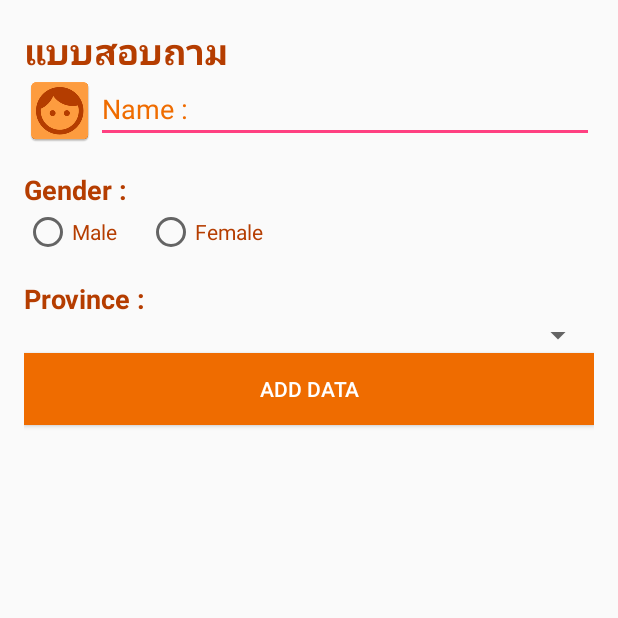
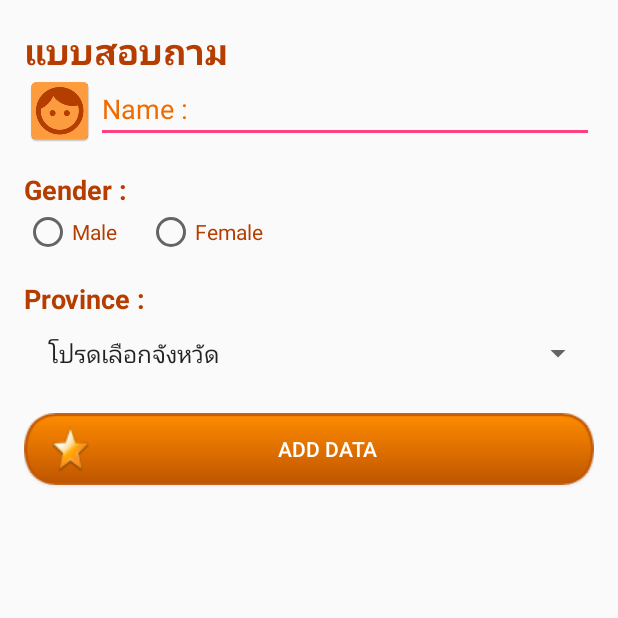
Before and after one commit to masterUNG/EasyForm, an Android app: the screen it shows after launch (MainActivity), on a phone screen of 412 x 824 dp, the top half of it. Run offline under Robolectric (Android 15) with nearby library versions, the phone set to English and light mode, and no system bars.

```diff
--- a/app/src/main/java/app/ewtc/masterung/easyform/fragment/MainFragment.java
+++ b/app/src/main/java/app/ewtc/masterung/easyform/fragment/MainFragment.java
@@ -1,13 +1,21 @@
 package app.ewtc.masterung.easyform.fragment;
 
 import android.os.Bundle;
+import android.support.annotation.IdRes;
 import android.support.annotation.Nullable;
 import android.support.v4.app.Fragment;
 import android.view.LayoutInflater;
 import android.view.View;
 import android.view.ViewGroup;
+import android.widget.AdapterView;
+import android.widget.ArrayAdapter;
+import android.widget.Button;
+import android.widget.EditText;
+import android.widget.RadioGroup;
+import android.widget.Spinner;
 
 import app.ewtc.masterung.easyform.R;
+import app.ewtc.masterung.easyform.utility.MyAlertDialog;
 
 /**
  * Created by masterung on 9/17/2017 AD.
@@ -15,10 +23,114 @@ import app.ewtc.masterung.easyform.R;
 
 public class MainFragment extends Fragment{
 
+    //Explicit
+    private String nameString, genderString, privinceString;
+    private boolean genderABoolean = true;
+    private int indexAnInt = 0;
+    private String[] provinceStrings = new String[]{
+            "โปรดเลือกจังหวัด",
+            "กรุงเทพ",
+            "กรุงศรี",
+            "กรุงธน",
+            "กรุงไทย"};
+
+
+
     @Nullable
     @Override
     public View onCreateView(LayoutInflater inflater, @Nullable ViewGroup container, @Nullable Bundle savedInstanceState) {
         View view = inflater.inflate(R.layout.fragment_main, container, false);
         return view;
     }
+
+    @Override
+    public void onActivityCreated(@Nullable Bundle savedInstanceState) {
+        super.onActivityCreated(savedInstanceState);
+
+        //AddData Controller
+        addDataController();
+
+        //Radio Controller
+        radioController();
+
+        //Spinner Controller
+        spinnerController();
+
+    }
+
+    private void spinnerController() {
+        Spinner spinner = getView().findViewById(R.id.spnProvince);
+        ArrayAdapter<String> stringArrayAdapter = new ArrayAdapter<String>(
+                getActivity(),
+                android.R.layout.simple_list_item_1,
+                provinceStrings
+        );
+        spinner.setAdapter(stringArrayAdapter);
+
+        spinner.setOnItemSelectedListener(new AdapterView.OnItemSelectedListener() {
+            @Override
+            public void onItemSelected(AdapterView<?> adapterView, View view, int i, long l) {
+                indexAnInt = i;
+            }
+
+            @Override
+            public void onNothingSelected(AdapterView<?> adapterView) {
+                indexAnInt = 0;
+            }
+        });
+
+    }
+
+    private void radioController() {
+        RadioGroup radioGroup = getView().findViewById(R.id.ragGender);
+        radioGroup.setOnCheckedChangeListener(new RadioGroup.OnCheckedChangeListener() {
+            @Override
+            public void onCheckedChanged(RadioGroup radioGroup, @IdRes int i) {
+                genderABoolean = false;
+                switch (i) {
+                    case R.id.radMale:
+                        genderString = "Male";
+                        break;
+                    case R.id.radFemale:
+                        genderString = "Female";
+                        break;
+                }
+            }
+        });
+    }
+
+    private void addDataController() {
+        Button button = getView().findViewById(R.id.btnAddData);
+        button.setOnClickListener(new View.OnClickListener() {
+            @Override
+            public void onClick(View view) {
+
+                //Get Value From Edittext
+                EditText editText = getView().findViewById(R.id.edtName);
+                nameString = editText.getText().toString().trim();
+
+                //Check Space
+                if (nameString.equals("")) {
+                    //Have Space
+                    MyAlertDialog myAlertDialog = new MyAlertDialog(getActivity());
+                    myAlertDialog.myDialog("Have Space", "Please Fill All Blank");
+                } else if (genderABoolean) {
+                    //Non Choose Gender
+                    MyAlertDialog myAlertDialog = new MyAlertDialog(getActivity());
+                    myAlertDialog.myDialog("Non Choose Gender",
+                            "Please Choose Male or Female ?");
+                } else if (indexAnInt == 0) {
+                    MyAlertDialog myAlertDialog = new MyAlertDialog(getActivity());
+                    myAlertDialog.myDialog(getResources().getString(R.string.title),
+                            getResources().getString(R.string.message));
+                } else {
+
+                }
+
+
+
+
+            }   // onClick
+        });
+    }
 }   // Main Class
--- a/app/src/main/res/layout/fragment_main.xml
+++ b/app/src/main/res/layout/fragment_main.xml
@@ -27,6 +27,7 @@
 
         <!--Name-->
         <EditText
+            android:id="@+id/edtName"
             android:layout_width="match_parent"
             android:layout_height="wrap_content"
             android:hint="Name :"
@@ -46,17 +47,20 @@
         android:textStyle="bold" />
 
     <RadioGroup
+        android:id="@+id/ragGender"
         android:orientation="horizontal"
         android:layout_width="match_parent"
         android:layout_height="wrap_content">
 
         <RadioButton
+            android:id="@+id/radMale"
             android:textColor="@color/colorPrimaryDark"
             android:text="Male"
             android:layout_width="wrap_content"
             android:layout_height="wrap_content" />
 
         <RadioButton
+            android:id="@+id/radFemale"
             android:layout_marginLeft="20dp"
             android:textColor="@color/colorPrimaryDark"
             android:text="Female"
@@ -75,11 +79,14 @@
         android:textStyle="bold" />
 
     <Spinner
+        android:id="@+id/spnProvince"
+        android:layout_marginBottom="@dimen/padding"
         android:layout_width="match_parent"
         android:layout_height="wrap_content"/>
 
     <Button
-        android:background="@color/colorPrimary"
+        android:id="@+id/btnAddData"
+        android:background="@drawable/button1"
         android:textColor="#ffffff"
         android:text="Add Data"
         android:layout_width="match_parent"
--- a/app/src/main/res/values/strings.xml
+++ b/app/src/main/res/values/strings.xml
@@ -1,4 +1,6 @@
 <resources>
     <string name="app_name">Easy Form</string>
     <string name="form">แบบสอบถาม</string>
+    <string name="title">ยังไม่ได้เลือกจังหวัด</string>
+    <string name="message">โปรดเลือกจังหวัด</string>
 </resources>
```
Also changed, not shown: app/src/main/java/app/ewtc/masterung/easyform/utility/MyAlertDialog.java (added, +37 -0 lines), app/src/main/res/drawable-mdpi/button1.9.png (added), app/src/main/res/drawable/ic_alert.png (added).
